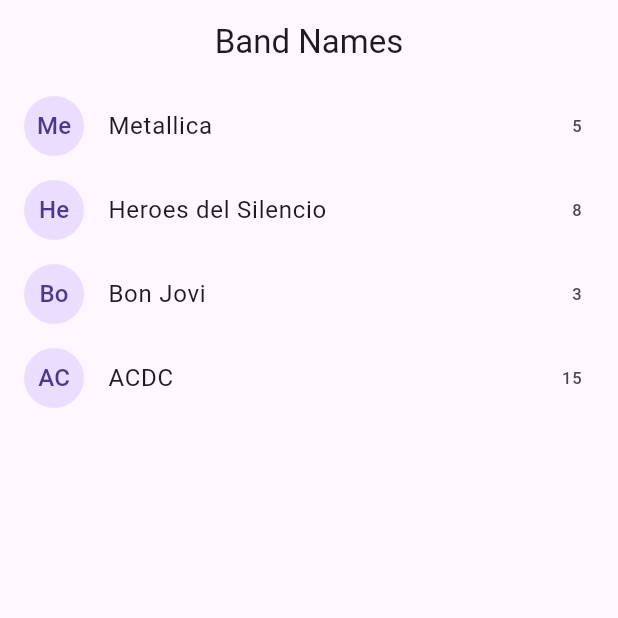
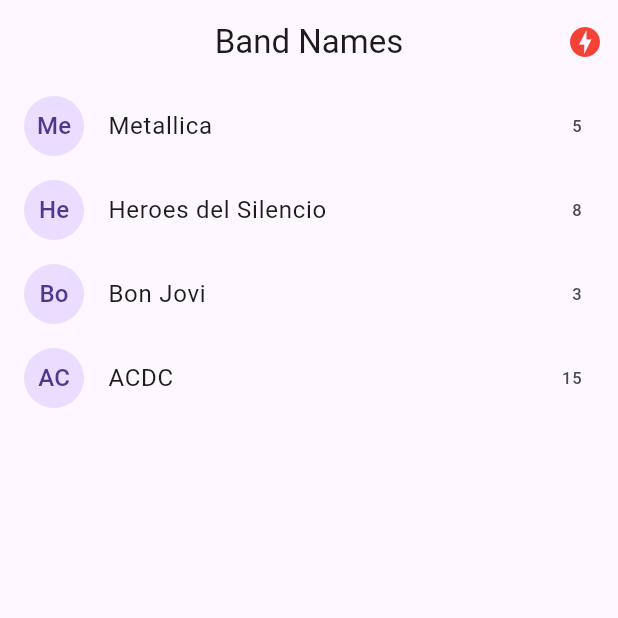
Before and after one commit to DavidFlores79/band_names_app, a Flutter app: the screen it shows after launch, on a phone screen of 412 x 824 dp, the top half of it. Run offline on Flutter 3.47's test engine with Material 3 defaults, Android fonts, the phone set to English and light mode, and no system bars; our stand-ins replace socket_io_client; network calls fail.

Commit message:
feat: :sparkles: Socket emit events for Vote and Remove Bands

```diff
--- a/lib/models/bands.dart
+++ b/lib/models/bands.dart
@@ -11,8 +11,8 @@ class Band {
 
   //factory constructor
   factory Band.fromMap(Map<String, dynamic> obj) => Band(
-        id: obj['id'],
-        name: obj['name'],
-        votes: obj['votes'],
+        id: obj.containsKey('id') ? obj['id'] : 'no-id',
+        name: obj.containsKey('name') ? obj['name'] : 'no-name',
+        votes: obj.containsKey('votes') ? obj['votes'] : 'no-votes',
       );
 }
--- a/lib/screens/home_screen.dart
+++ b/lib/screens/home_screen.dart
@@ -1,8 +1,10 @@
 import 'dart:io';
 
 import 'package:band_names_app/models/bands.dart';
+import 'package:band_names_app/services/socket_service.dart';
 import 'package:flutter/cupertino.dart';
 import 'package:flutter/material.dart';
+import 'package:provider/provider.dart';
 
 class HomeScreen extends StatefulWidget {
   static const routeName = 'home';
@@ -20,11 +22,41 @@ class _HomeScreenState extends State<HomeScreen> {
   ];
 
   @override
+  void initState() {
+    final socketService = Provider.of<SocketService>(context, listen: false);
+    socketService.socket.on(
+        'active-bands',
+        (payload) => {
+              print('listao de bandas'),
+              bands =
+                  (payload as List).map((band) => Band.fromMap(band)).toList(),
+              setState(() {})
+            });
+    super.initState();
+  }
+
+  @override
   Widget build(BuildContext context) {
+    final socketService = Provider.of<SocketService>(context);
+
     return Scaffold(
       appBar: AppBar(
         title: const Text('Band Names'),
         centerTitle: true,
+        actions: [
+          Container(
+            padding: const EdgeInsets.only(right: 10),
+            child: (socketService.serverStatus == ServerStatus.Online)
+                ? const Icon(
+                    Icons.check_circle,
+                    color: Colors.green,
+                  )
+                : const Icon(
+                    Icons.offline_bolt,
+                    color: Colors.red,
+                  ),
+          )
+        ],
       ),
       body: ListView.builder(
         itemCount: bands.length,
@@ -59,7 +91,7 @@ class _HomeScreenState extends State<HomeScreen> {
               CupertinoDialogAction(
                 isDefaultAction: true,
                 child: const Text('Add Band'),
-                onPressed: () => saveNewBand(textController.text),
+                onPressed: () => saveNewBand(textController.text, context),
               ),
               CupertinoDialogAction(
                 isDestructiveAction: true,
@@ -83,7 +115,7 @@ class _HomeScreenState extends State<HomeScreen> {
               MaterialButton(
                 textColor: Colors.blue,
                 child: const Text('Add'),
-                onPressed: () => saveNewBand(textController.text),
+                onPressed: () => saveNewBand(textController.text, context),
               )
             ],
           );
@@ -92,21 +124,28 @@ class _HomeScreenState extends State<HomeScreen> {
     }
   }
 
-  saveNewBand(String text) {
-    print(text);
-    bands.add(
-      Band(
-        id: DateTime.now().toString(),
-        name: text,
-        votes: 0,
-      ),
+  saveNewBand(String text, BuildContext context) {
+    final socketService = Provider.of<SocketService>(context, listen: false);
+
+    if (text.isEmpty) return;
+
+    final band = Band(
+      id: DateTime.now().toString(),
+      name: text,
+      votes: 0,
     );
+    bands.add(band);
+    socketService.socket.emit('add-band', {
+      'id': band.id,
+      'name': band.name,
+      'votes': band.votes,
+    });
     setState(() {});
     Navigator.pop(context);
   }
 }
 
-class BandCard extends StatelessWidget {
+class BandCard extends StatefulWidget {
   const BandCard({
     super.key,
     required this.band,
@@ -115,12 +154,20 @@ class BandCard extends StatelessWidget {
   final Band band;
 
   @override
+  State<BandCard> createState() => _BandCardState();
+}
+
+class _BandCardState extends State<BandCard> {
+  @override
   Widget build(BuildContext context) {
+    final socketService = Provider.of<SocketService>(context, listen: false);
+
     return Dismissible(
       direction: DismissDirection.startToEnd,
       onDismissed: (direction) {
         print(direction);
-        print(band.name);
+        print(widget.band.name);
+        socketService.socket.emit('remove-band', widget.band.id);
       },
       background: Container(
         padding: const EdgeInsets.only(left: 10),
@@ -136,15 +183,16 @@ class BandCard extends StatelessWidget {
           ),
         ),
       ),
-      key: Key(band.id),
+      key: Key(widget.band.id),
       child: ListTile(
         leading: CircleAvatar(
-          child: Text(band.name.substring(0, 2)),
+          child: Text(widget.band.name.substring(0, 2)),
         ),
-        title: Text(band.name),
-        trailing: Text('${band.votes}'),
+        title: Text(widget.band.name),
+        trailing: Text('${widget.band.votes}'),
         onTap: () {
-          print(band.name);
+          print(widget.band.id);
+          socketService.socket.emit('vote-band', widget.band.id);
         },
       ),
     );
--- a/lib/services/socket_service.dart
+++ b/lib/services/socket_service.dart
@@ -1,3 +1,4 @@
+import 'package:band_names_app/models/bands.dart';
 import 'package:flutter/material.dart';
 import 'package:socket_io_client/socket_io_client.dart' as IO;
 
@@ -9,6 +10,13 @@ enum ServerStatus {
 
 class SocketService with ChangeNotifier {
   ServerStatus _serverStatus = ServerStatus.Connecting;
+  late IO.Socket _socket;
+
+  IO.Socket get socket => _socket;
+
+  set socket(IO.Socket value) {
+    _socket = value;
+  }
 
   ServerStatus get serverStatus => _serverStatus;
 
@@ -23,20 +31,25 @@ class SocketService with ChangeNotifier {
   }
 
   void _initConfig() {
-    IO.Socket socket = IO.io('http://192.168.100.8:3001', {
+    socket = IO.io('http://192.168.100.8:3001', {
       'transports': ['websocket'],
       'autoConnect': true,
     });
 
     socket.onConnect((_) {
-      print('connect');
+      print('connected to Server');
       serverStatus = ServerStatus.Online;
     });
-    socket.on('event', (data) => print(data));
+    socket.on('message', (data) => print(data));
+
     socket.onDisconnect((_) {
-      print('disconnect');
+      print('Lost Server Connection!!');
       serverStatus = ServerStatus.Offline;
     });
     socket.on('fromServer', (_) => print(_));
   }
+
+  emitMessage(String message) {
+    socket.emit('flutter-message', {'type': 'Fluter', 'message': message});
+  }
 }
```
Also changed, not shown: lib/screens/status_screen.dart (+10 -1 lines), pubspec.lock.
